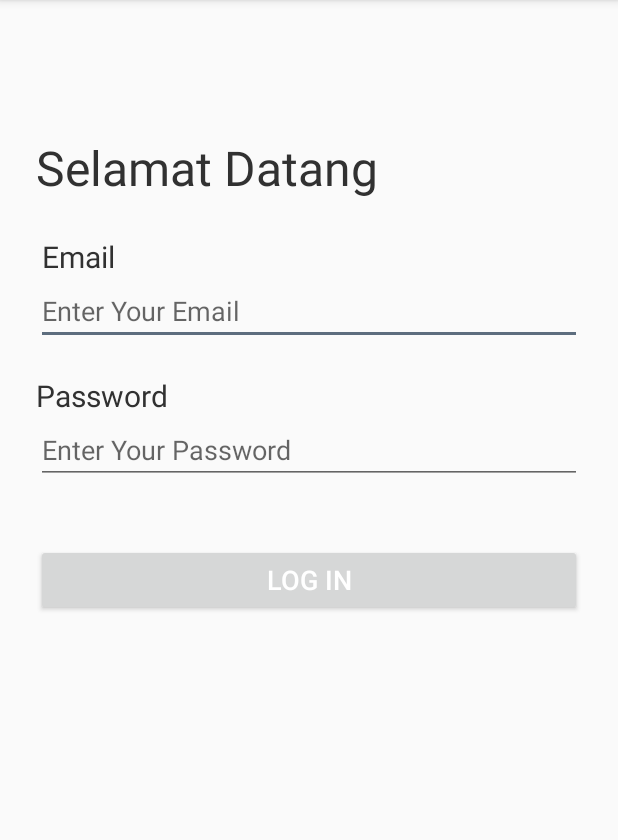
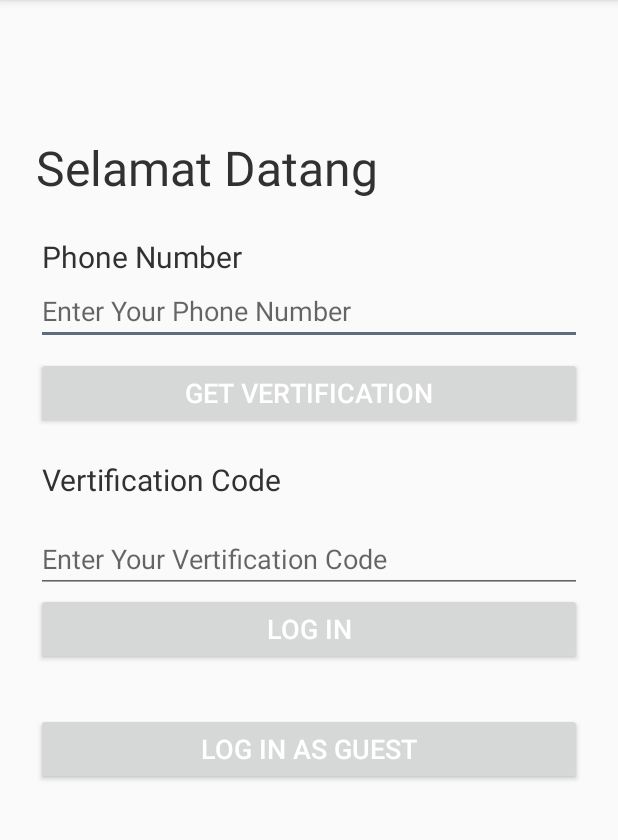
Before and after one commit to Jazulienux/DrinkAndFoodOrdered, an Android app: the LoginActivity screen opened directly, with no data from a screen before it, on a phone screen of 412 x 824 dp, the part 84-924 px from its top. Run offline under Robolectric (Android 15) with nearby library versions, the phone set to English and light mode, and no system bars; our stand-ins replace Firebase (no records; nobody signed in at launch, a user with empty details on screens opened directly).

Commit message:
OTP Login

```diff
--- a/app/build.gradle
+++ b/app/build.gradle
@@ -29,6 +29,7 @@ dependencies {
     implementation 'androidx.recyclerview:recyclerview:1.1.0-beta05'
     implementation "androidx.cardview:cardview:1.0.0"
     implementation 'com.google.firebase:firebase-database:16.0.4'
+    implementation 'com.google.firebase:firebase-auth:19.2.0'
     testImplementation 'junit:junit:4.12'
     androidTestImplementation 'androidx.test.ext:junit:1.1.1'
     androidTestImplementation 'androidx.test.espresso:espresso-core:3.2.0'
--- a/app/src/main/java/com/example/dfoor/Activities/MainActivity.java
+++ b/app/src/main/java/com/example/dfoor/Activities/MainActivity.java
@@ -34,7 +34,7 @@ public class MainActivity extends AppCompatActivity implements BottomNavigationV
         loadFragment(new HomeFragments());
 
         Intent i = getIntent();
-        final FragmentTransaction fragmentTransaction = getSupportFragmentManager().beginTransaction().addToBackStack(null);
+        final FragmentTransaction fragmentTransaction = getSupportFragmentManager().beginTransaction();
         String gTitleMain = i.getStringExtra("iTitle");
         int status = i.getIntExtra("status",0);
         int gtImg = i.getIntExtra("image",0);
--- a/app/src/main/res/layout/activity_login.xml
+++ b/app/src/main/res/layout/activity_login.xml
@@ -25,61 +25,97 @@
         android:layout_height="wrap_content"
         android:layout_marginLeft="28dp"
         android:layout_marginTop="24dp"
-        android:text="Email"
+        android:text="Phone Number"
         android:textColor="#313131"
         android:textSize="20sp"
         app:layout_constraintLeft_toLeftOf="parent"
         app:layout_constraintTop_toBottomOf="@+id/welcome" />
 
     <EditText
-        android:id="@+id/inputEmail"
+        android:id="@+id/inNumber"
+        android:inputType="phone"
         android:layout_width="match_parent"
         android:layout_height="wrap_content"
         android:layout_marginLeft="24dp"
         android:layout_marginRight="24dp"
-        android:hint="Enter Your Email"
+        android:hint="Enter Your Phone Number"
         app:layout_constraintHorizontal_bias="0.0"
         app:layout_constraintLeft_toLeftOf="parent"
         app:layout_constraintRight_toRightOf="parent"
         app:layout_constraintTop_toBottomOf="@id/email" />
 
     <TextView
-        android:id="@+id/password"
+        android:id="@+id/vertf"
         android:layout_width="wrap_content"
         android:layout_height="wrap_content"
-        android:layout_marginLeft="24dp"
+        android:layout_marginLeft="28dp"
         android:layout_marginTop="20dp"
-        android:text="Password"
+        android:inputType="number"
+        android:text="Vertification Code"
         android:textColor="#313131"
         android:textSize="20sp"
         app:layout_constraintLeft_toLeftOf="parent"
-        app:layout_constraintTop_toBottomOf="@+id/inputEmail" />
+        app:layout_constraintTop_toBottomOf="@+id/button" />
 
     <EditText
-        android:id="@+id/edt_new_password"
+        android:id="@+id/inVert"
+        android:inputType="number"
         android:layout_width="match_parent"
         android:layout_height="wrap_content"
         android:layout_marginLeft="24dp"
+        android:layout_marginTop="64dp"
         android:layout_marginRight="24dp"
-        android:hint="Enter Your Password"
+        android:hint="Enter Your Vertification Code"
         app:layout_constraintHorizontal_bias="0.0"
         app:layout_constraintLeft_toLeftOf="parent"
         app:layout_constraintRight_toRightOf="parent"
-        app:layout_constraintTop_toBottomOf="@+id/password" />
+        app:layout_constraintTop_toBottomOf="@+id/button" />
 
     <Button
+        android:id="@+id/button2"
         android:layout_width="match_parent"
         android:layout_height="wrap_content"
         android:layout_marginStart="24dp"
-        android:layout_marginTop="40dp"
         android:layout_marginEnd="24dp"
+        android:onClick="postLogin"
         android:text="LOG IN"
         android:textColor="#FFFFFF"
         android:textSize="18sp"
         app:layout_constraintEnd_toEndOf="parent"
         app:layout_constraintHorizontal_bias="1.0"
         app:layout_constraintStart_toStartOf="parent"
-        app:layout_constraintTop_toBottomOf="@+id/edt_new_password"
-        android:onClick="postLogin"/>
+        app:layout_constraintTop_toBottomOf="@+id/inVert" />
+
+    <Button
+        android:id="@+id/button3"
+        android:layout_width="match_parent"
+        android:layout_height="wrap_content"
+        android:layout_marginStart="24dp"
+        android:layout_marginTop="32dp"
+        android:layout_marginEnd="24dp"
+        android:onClick="guest"
+        android:text="LOG IN AS GUEST"
+        android:textColor="#FFFFFF"
+        android:textSize="18sp"
+        app:layout_constraintEnd_toEndOf="parent"
+        app:layout_constraintHorizontal_bias="0.0"
+        app:layout_constraintStart_toStartOf="parent"
+        app:layout_constraintTop_toBottomOf="@+id/button2" />
+
+    <Button
+        android:id="@+id/button"
+        android:layout_width="match_parent"
+        android:layout_height="wrap_content"
+        android:layout_marginStart="24dp"
+        android:layout_marginTop="8dp"
+        android:layout_marginEnd="24dp"
+        android:onClick="postVert"
+        android:text="GET VERTIFICATION"
+        android:textColor="#FFFFFF"
+        android:textSize="18sp"
+        app:layout_constraintEnd_toEndOf="parent"
+        app:layout_constraintHorizontal_bias="1.0"
+        app:layout_constraintStart_toStartOf="parent"
+        app:layout_constraintTop_toBottomOf="@+id/inNumber" />
 
 </androidx.constraintlayout.widget.ConstraintLayout>
```
Also changed, not shown: app/src/main/java/com/example/dfoor/Activities/LoginActivity.java (+107 -2 lines).
